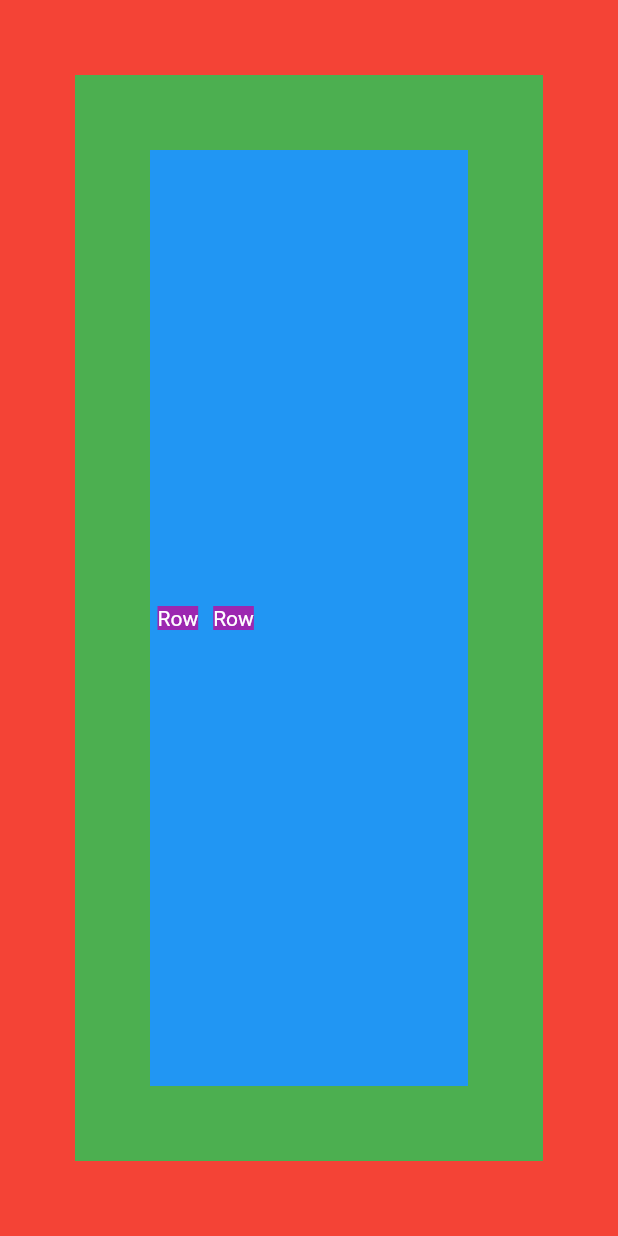
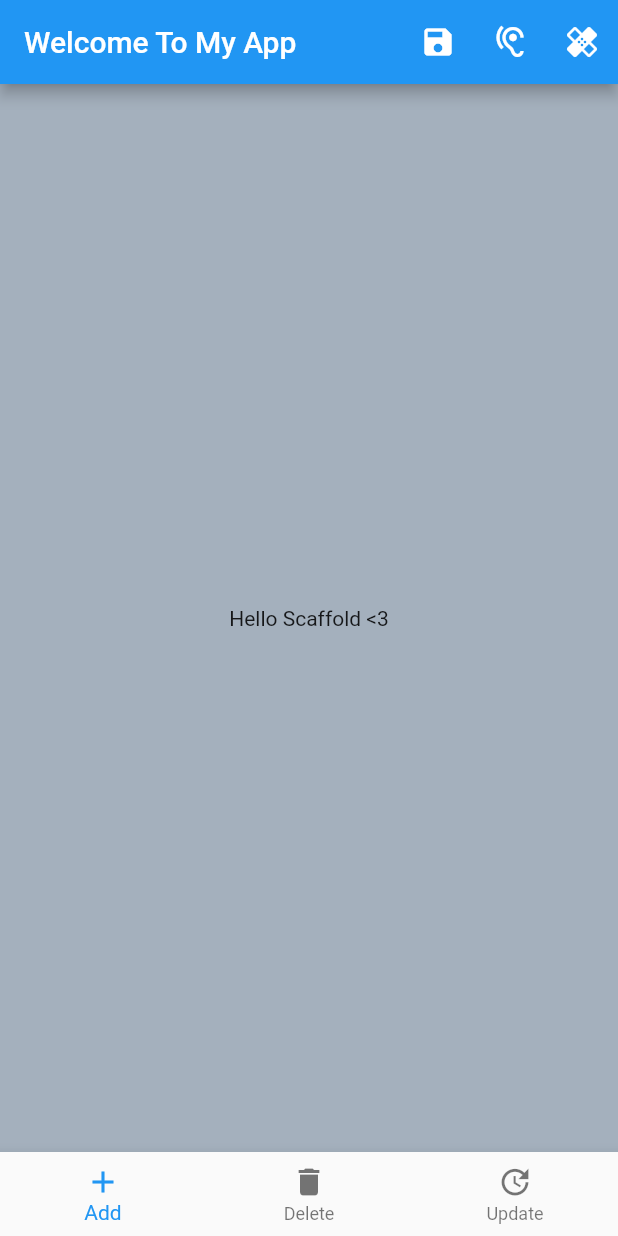
Before and after one commit to mfarkan/basics-of-Flutter, a Flutter app: the screen it shows after launch, on a phone screen of 412 x 824 dp. Run offline on Flutter 3.47's test engine with Material 2 defaults, Android fonts, the phone set to English and light mode, and no system bars.

Commit message:
adding scaffold widget , columns examples <3

```diff
--- /dev/null
+++ b/FlutterApp/myflutterapp/lib/homePage/scaffold.dart
@@ -0,0 +1,49 @@
+import 'package:flutter/material.dart';
+
+class ScaffoldBasics extends StatelessWidget {
+  final _bgColor = const Color(0xFFA4B0BD);
+  @override
+  Widget build(BuildContext context) {
+    return new Scaffold(
+      backgroundColor: _bgColor,
+      appBar: AppBar(
+        title: new Text('Welcome To My App'),
+        actions: <Widget>[
+          IconButton(
+              icon: Icon(Icons.save),
+              onPressed: () => print('Hello'),
+              tooltip: 'Saving'),
+          IconButton(
+              icon: Icon(Icons.hearing),
+              onPressed: () => print('Hello'),
+              tooltip: 'Hearing'),
+          IconButton(
+            icon: Icon(Icons.healing),
+            onPressed: () => print('Hello'),
+            tooltip: 'Healing',
+          ),
+        ],
+      ),
+      body: new Container(
+        child: new Center(
+          child: new Text(
+            'Hello Scaffold <3',
+            textDirection: TextDirection.ltr,
+          ),
+        ),
+      ),
+      bottomNavigationBar: new BottomNavigationBar(
+        currentIndex: 0,
+        items: [
+          new BottomNavigationBarItem(
+              icon: new Icon(Icons.add), title: new Text("Add")),
+          new BottomNavigationBarItem(
+              icon: new Icon(Icons.delete), title: new Text("Delete")),
+          new BottomNavigationBarItem(
+              icon: new Icon(Icons.update), title: new Text("Update")),
+        ],
+        onTap: (int index) => print('$index'),
+      ),
+    );
+  }
+}
--- a/FlutterApp/myflutterapp/lib/main.dart
+++ b/FlutterApp/myflutterapp/lib/main.dart
@@ -2,7 +2,12 @@ import 'package:flutter/material.dart';
 import './homePage/rows.dart';
 import './homePage/firstPage.dart';
 import './homePage/hello.dart';
+import './homePage/columns.dart';
+import './homePage/scaffold.dart';
 
 void main() {
-  runApp(new RowsBasics());
+  runApp(new MaterialApp(
+    title: 'Scaffold Application',
+    home: new ScaffoldBasics(),
+  ));
 }
```
Also changed, not shown: FlutterApp/myflutterapp/lib/homePage/columns.dart (added, +56 -0 lines).
